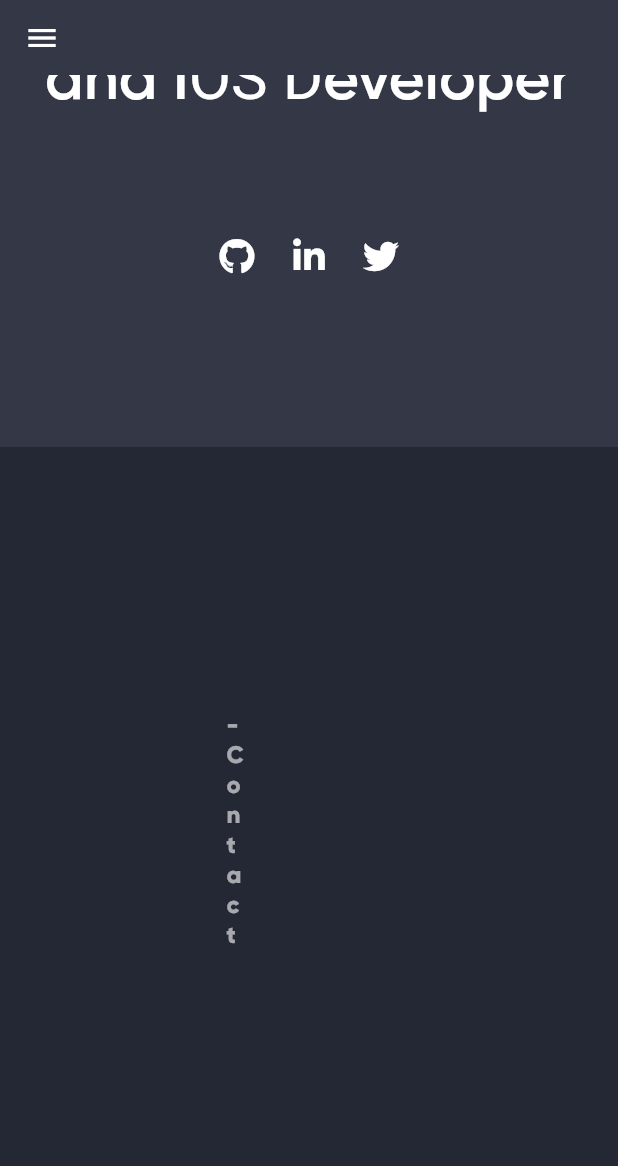
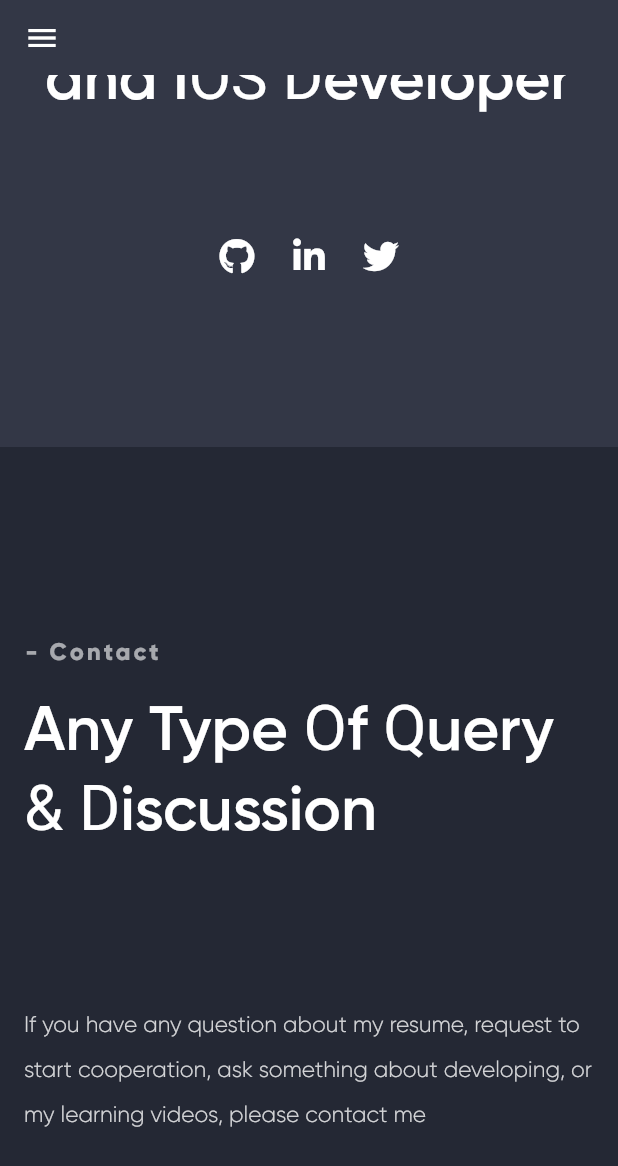
Before and after one commit to alirezat66/flutterPortfoilioWeb, a Flutter app: the screen it shows after launch, scrolled down 576 dp, on a phone screen of 412 x 824 dp. Shown: the top 1166 px of the screen. Run offline on Flutter 3.47's test engine with Material 2 defaults, Android fonts, the phone set to English and light mode, and no system bars; drawn by our look-alikes of auto_size_text; our stand-ins replace font_awesome_flutter.

Commit message:
skills page and responsive for small pages

```diff
--- a/lib/page/home_page.dart
+++ b/lib/page/home_page.dart
@@ -316,16 +316,16 @@ class _HomePageState extends State<HomePage> {
   Widget buildSkillContactPage(Size size, BuildContext context) {
     return Container(
       width: size.width,
-      height: size.height,
       color: Theme.of(context).primaryColorDark,
-      child: Row(
+      child: ResponsiveController.getScreenSize(size) != ScreenSize.small
+          ? Row(
               children: [
                 Container(
                     width: size.width / 2,
                     height: size.height,
                     child: Padding(
-                padding:
-                    const EdgeInsets.symmetric(horizontal: 150, vertical: 150),
+                      padding: const EdgeInsets.symmetric(
+                          horizontal: 150, vertical: 150),
                       child: Column(
                           crossAxisAlignment: CrossAxisAlignment.start,
                           mainAxisAlignment: MainAxisAlignment.spaceEvenly,
@@ -335,10 +335,12 @@ class _HomePageState extends State<HomePage> {
                               children: [
                                 HeaderText(text: '- Contact'),
                                 SizedBox(height: 16),
-                          TitleText(text: 'Any Type Of Query & Discussion'),
+                                TitleText(
+                                    text: 'Any Type Of Query & Discussion'),
                               ],
                             ),
-                      DescriptionText(text: ConstString.contactDescription),
+                            DescriptionText(
+                                text: ConstString.contactDescription),
                             Column(
                               crossAxisAlignment: CrossAxisAlignment.start,
                               children: [
@@ -362,8 +364,105 @@ class _HomePageState extends State<HomePage> {
                   width: size.width / 2,
                   height: size.height,
                   child: Padding(
-              padding:
-                  const EdgeInsets.symmetric(horizontal: 150, vertical: 150),
+                    padding: const EdgeInsets.symmetric(
+                        horizontal: 150, vertical: 150),
+                    child: Column(
+                      crossAxisAlignment: CrossAxisAlignment.start,
+                      mainAxisAlignment: MainAxisAlignment.spaceEvenly,
+                      children: [
+                        HeaderText(text: '-Professional Skills'),
+                        Column(
+                          crossAxisAlignment: CrossAxisAlignment.start,
+                          children: [
+                            SkillObject(
+                              title: 'Programming:',
+                              skills: 'Flutter, Dart, Android Java, Swift',
+                            ),
+                            SizedBox(
+                              height: 20,
+                            ),
+                            SkillObject(
+                              title: 'Coding Architecture:',
+                              skills:
+                                  'Bloc, Provider, Clean Architecture, MVP, MVVM, MVC',
+                            ),
+                            SizedBox(
+                              height: 20,
+                            ),
+                            SkillObject(
+                              title: 'Management Tools:',
+                              skills: 'Trello, Notion, Jira, Taiga',
+                            ),
+                            SizedBox(
+                              height: 20,
+                            ),
+                            SkillObject(
+                              title: 'Database ORM:',
+                              skills: 'SQfentity, Realm, Room',
+                            ),
+                            SizedBox(
+                              height: 20,
+                            ),
+                            SkillObject(
+                              title: 'Usage Technology',
+                              skills:
+                                  'Design patterns, Restful, SOAP, Socket programming, Firebase Services, Dagger2, Rxjava',
+                            ),
+                          ],
+                        ),
+                      ],
+                    ),
+                  ),
+                ),
+              ],
+            )
+          : Column(
+              children: [
+                Container(
+                    width: size.width,
+                    height: size.height,
+                    child: Padding(
+                      padding: const EdgeInsets.symmetric(
+                          horizontal: 16, vertical: 30),
+                      child: Column(
+                          crossAxisAlignment: CrossAxisAlignment.start,
+                          mainAxisAlignment: MainAxisAlignment.spaceEvenly,
+                          children: [
+                            Column(
+                              crossAxisAlignment: CrossAxisAlignment.start,
+                              children: [
+                                HeaderText(text: '- Contact'),
+                                SizedBox(height: 16),
+                                TitleText(
+                                    text: 'Any Type Of Query & Discussion'),
+                              ],
+                            ),
+                            DescriptionText(
+                                text: ConstString.contactDescription),
+                            Column(
+                              crossAxisAlignment: CrossAxisAlignment.start,
+                              children: [
+                                SmallWebIconButton(
+                                  text: 'Alirezataghizadeh66@gmail.com',
+                                  data: FontAwesomeIcons.envelope,
+                                ),
+                                SmallWebIconButton(
+                                  text: '+905366526420',
+                                  data: FontAwesomeIcons.whatsapp,
+                                ),
+                                SmallWebIconButton(
+                                  text: 'alirezat_66',
+                                  data: FontAwesomeIcons.telegram,
+                                )
+                              ],
+                            ),
+                          ]),
+                    )),
+                Container(
+                  height: size.height,
+                  child: Padding(
+                    padding: const EdgeInsets.symmetric(
+                        horizontal: 16, vertical: 30),
                     child: Column(
                       crossAxisAlignment: CrossAxisAlignment.start,
                       mainAxisAlignment: MainAxisAlignment.spaceEvenly,
@@ -478,6 +577,31 @@ class WebIconButton extends StatelessWidget {
   }
 }
 
+class SmallWebIconButton extends StatelessWidget {
+  final String text;
+  final IconData data;
+  const SmallWebIconButton({
+    Key key,
+    this.text,
+    this.data,
+  }) : super(key: key);
+
+  @override
+  Widget build(BuildContext context) {
+    return Row(children: [
+      IconButton(
+        icon: FaIcon(data, color: Theme.of(context).accentColor),
+      ),
+      SizedBox(width: 4),
+      TextButton(
+        onPressed: () {},
+        child: Text(text,
+            style: Theme.of(context).textTheme.button.copyWith(fontSize: 14)),
+      ),
+    ]);
+  }
+}
+
 class WebButton extends StatelessWidget {
   final String text;
 
```
Lines whose indentation alone changed are shown as unchanged.
